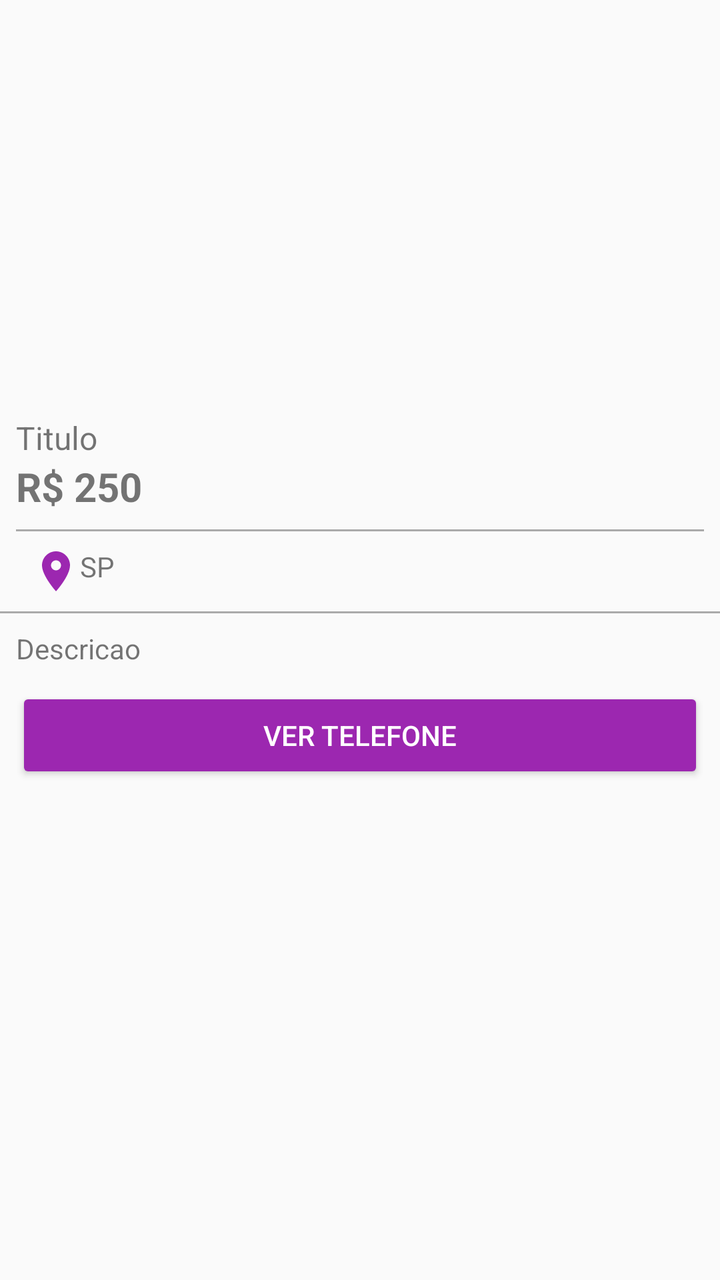
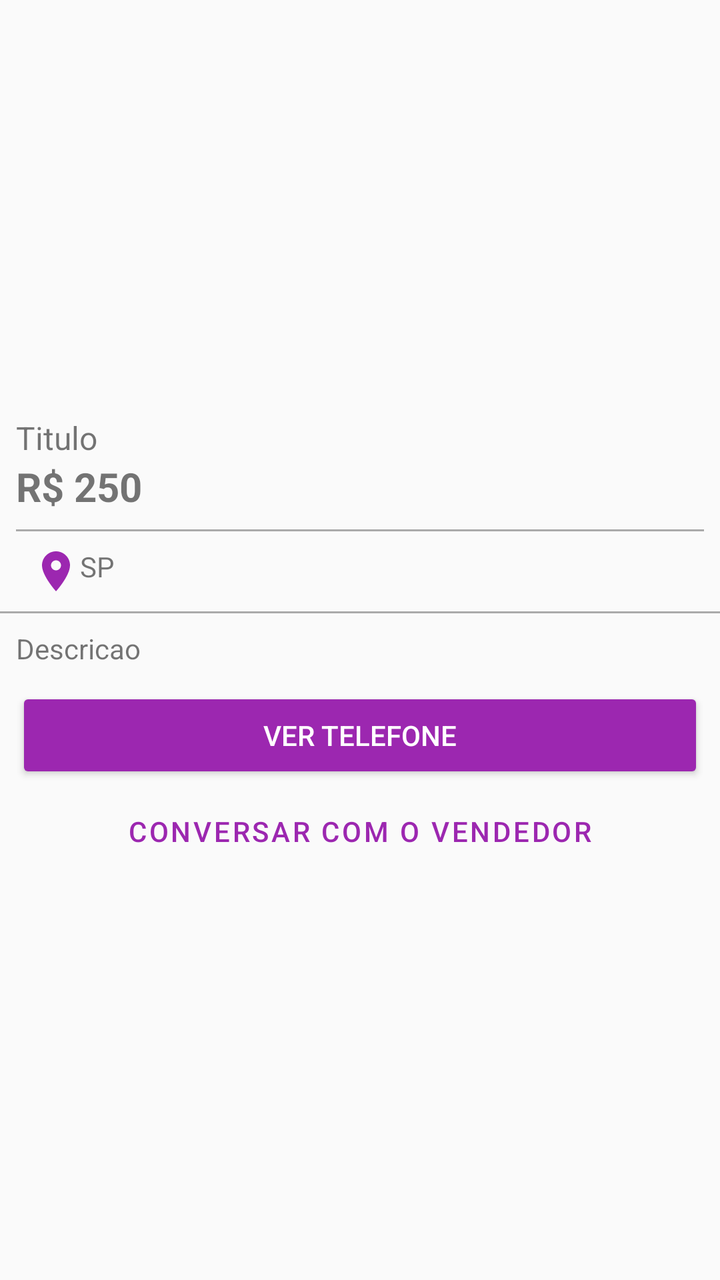

Compare the two renders of this Android layout. The source of the first and the diff that turns it into the second are given below.
<!-- AndroidManifest.xml: application theme AppTheme -->
<!-- res/layout/activity_detalhes_produto.xml -->
<?xml version="1.0" encoding="utf-8"?>
<LinearLayout xmlns:android="http://schemas.android.com/apk/res/android"
    xmlns:app="http://schemas.android.com/apk/res-auto"
    xmlns:tools="http://schemas.android.com/tools"
    android:layout_width="match_parent"
    android:layout_height="match_parent"
    android:orientation="vertical"
    tools:context=".activity.DetalhesProdutoActivity">

    <FrameLayout
        android:id="@+id/containerFotos"
        android:layout_width="match_parent"
        android:layout_height="200dp">

        <androidx.viewpager2.widget.ViewPager2
            android:id="@+id/viewPagerFotos"
            android:layout_width="match_parent"
            android:layout_height="match_parent" />

        <com.google.android.material.tabs.TabLayout
            android:id="@+id/tabIndicadorFotos"
            android:layout_width="match_parent"
            android:layout_height="wrap_content"
            android:layout_gravity="bottom"
            android:background="@android:color/transparent"
            app:tabBackground="@drawable/dot_selector"
            app:tabGravity="center"
            app:tabIndicatorHeight="0dp"
            app:tabMinWidth="0dp"
            app:tabPaddingEnd="6dp"
            app:tabPaddingStart="6dp" />
    </FrameLayout>

    <TextView
        android:id="@+id/textTituloDetalhe"
        android:layout_width="match_parent"
        android:layout_height="wrap_content"
        android:layout_marginLeft="8dp"
        android:layout_marginRight="8dp"
        android:layout_marginTop="8dp"
        android:text="Titulo"
        android:textSize="16sp" />

    <TextView
        android:id="@+id/textPrecoDetalhe"
        android:layout_width="match_parent"
        android:layout_height="wrap_content"
        android:layout_marginLeft="8dp"
        android:layout_marginRight="8dp"
        android:paddingBottom="8dp"
        android:text="R$ 250"
        android:textSize="20sp"
        android:textStyle="bold" />

    <View
        android:layout_width="match_parent"
        android:layout_height="1dp"
        android:layout_marginLeft="8dp"
        android:layout_marginRight="8dp"
        android:background="@android:color/darker_gray" />

    <TextView
        android:id="@+id/textEstadoDetalhe"
        android:layout_width="match_parent"
        android:layout_height="wrap_content"
        android:layout_marginLeft="8dp"
        android:layout_marginRight="8dp"
        android:drawableLeft="@drawable/ic_local_roxo_24dp"
        android:padding="8dp"
        android:text="SP" />

    <View
        android:layout_width="match_parent"
        android:layout_height="1dp"
        android:background="@android:color/darker_gray"
        android:paddingBottom="8dp" />

    <TextView
        android:id="@+id/textDescricaoDetalhe"
        android:layout_width="match_parent"
        android:layout_height="wrap_content"
        android:layout_marginLeft="8dp"
        android:layout_marginRight="8dp"
        android:paddingBottom="10dp"
        android:paddingTop="8dp"
        android:text="Descricao" />

    <Button
        android:id="@+id/btnVerTelefone"
        android:layout_width="match_parent"
        android:layout_height="wrap_content"
        android:layout_marginLeft="8dp"
        android:layout_marginRight="8dp"
        android:text="Ver telefone"
        android:theme="@style/botaoPadrao" />

</LinearLayout>
<!-- resources referenced by this layout -->
<resources>
  <!-- drawable dot_selector (drawable) -->
  <?xml version="1.0" encoding="utf-8"?>
  <selector xmlns:android="http://schemas.android.com/apk/res/android">
      <item android:state_selected="true" android:drawable="@drawable/dot_selected" />
      <item android:drawable="@drawable/dot_default" />
  </selector>
  <!-- drawable ic_local_roxo_24dp (drawable) -->
  <vector android:height="24dp" android:tint="#9C27B0"
      android:viewportHeight="24.0" android:viewportWidth="24.0"
      android:width="24dp" xmlns:android="http://schemas.android.com/apk/res/android">
      <path android:fillColor="#FF000000" android:pathData="M12,2C8.13,2 5,5.13 5,9c0,5.25 7,13 7,13s7,-7.75 7,-13c0,-3.87 -3.13,-7 -7,-7zM12,11.5c-1.38,0 -2.5,-1.12 -2.5,-2.5s1.12,-2.5 2.5,-2.5 2.5,1.12 2.5,2.5 -1.12,2.5 -2.5,2.5z"/>
  </vector>
  <style name="botaoPadrao" parent="Theme.AppCompat.Light">
  
          <item name="colorControlHighlight">#d500f9</item>
          <item name="colorButtonNormal">@color/colorPrimary</item>
          <item name="android:textColor">@android:color/white</item>
      </style>
  <style name="AppTheme" parent="Theme.MaterialComponents.Light.DarkActionBar.Bridge">
          
          <item name="colorPrimary">@color/colorPrimary</item>
          <item name="colorPrimaryDark">@color/colorPrimaryDark</item>
          <item name="colorAccent">@color/colorAccent</item>
      </style>
  <!-- drawable dot_selected (drawable) -->
  <?xml version="1.0" encoding="utf-8"?>
  <shape xmlns:android="http://schemas.android.com/apk/res/android" android:shape="oval">
      <size android:width="12dp" android:height="12dp" />
      <solid android:color="#FFFFFFFF" />
      <stroke android:width="1dp" android:color="#FF777777" />
  </shape>
  <!-- drawable dot_default (drawable) -->
  <?xml version="1.0" encoding="utf-8"?>
  <shape xmlns:android="http://schemas.android.com/apk/res/android" android:shape="oval">
      <size android:width="12dp" android:height="12dp" />
      <solid android:color="#00000000" />
      <stroke android:width="1dp" android:color="#FF777777" />
  </shape>
  <color name="colorPrimary">#9C27B0</color>
  <color name="colorPrimaryDark">#7B1FA2</color>
  <color name="colorAccent">#ff5722</color>
</resources>

<!-- the commit's change to res/layout/activity_detalhes_produto.xml (unified diff, before → after) -->
@@ -94,4 +94,13 @@
         android:text="Ver telefone"
         android:theme="@style/botaoPadrao" />
 
+    <Button
+        android:id="@+id/btnConversar"
+        style="@style/Widget.MaterialComponents.Button.OutlinedButton"
+        android:layout_width="match_parent"
+        android:layout_height="wrap_content"
+        android:layout_marginLeft="8dp"
+        android:layout_marginRight="8dp"
+        android:text="Conversar com o vendedor" />
+
 </LinearLayout>
